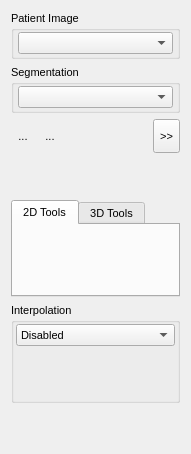
MITK/MITK, file Plugins/org.mitk.gui.qt.multilabelsegmentation/src/internal/QmitkMultiLabelSegmentationControls.ui: the form before one commit.
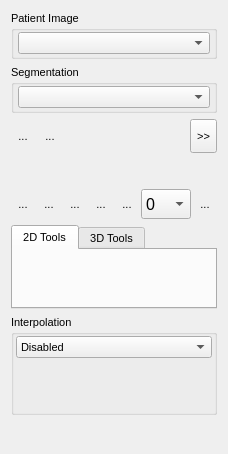
The form after the commit. Icons and pictures are not drawn. Custom widgets are drawn as their Qt base class.

Commit message: LabelSetImage actions moved to MultilabelSegmentationView LabelSetTableWidget functionallity moved to LabelSetWidget

```diff
--- a/Plugins/org.mitk.gui.qt.multilabelsegmentation/src/internal/QmitkMultiLabelSegmentationControls.ui
+++ b/Plugins/org.mitk.gui.qt.multilabelsegmentation/src/internal/QmitkMultiLabelSegmentationControls.ui
@@ -239,6 +239,209 @@
      </property>
     </widget>
    </item>
+   <item>
+    <layout class="QHBoxLayout" name="horizontalLayout">
+     <property name="spacing">
+      <number>2</number>
+     </property>
+     <property name="sizeConstraint">
+      <enum>QLayout::SetDefaultConstraint</enum>
+     </property>
+     <item>
+      <widget class="QToolButton" name="m_btDeactivateTool">
+       <property name="toolTip">
+        <string>Disable the active tool</string>
+       </property>
+       <property name="text">
+        <string>...</string>
+       </property>
+       <property name="icon">
+        <iconset resource="../resources/SegmentationUI.qrc">
+         <normaloff>:/Qmitk/SegmentationInteractor_48x48.png</normaloff>:/Qmitk/SegmentationInteractor_48x48.png</iconset>
+       </property>
+       <property name="iconSize">
+        <size>
+         <width>28</width>
+         <height>28</height>
+        </size>
+       </property>
+       <property name="checkable">
+        <bool>false</bool>
+       </property>
+       <property name="autoRaise">
+        <bool>true</bool>
+       </property>
+      </widget>
+     </item>
+     <item>
+      <widget class="QToolButton" name="m_btLockExterior">
+       <property name="toolTip">
+        <string>Lock/Unlock exterior</string>
+       </property>
+       <property name="text">
+        <string>...</string>
+       </property>
+       <property name="icon">
+        <iconset resource="../resources/SegmentationUI.qrc">
+         <normaloff>:/Qmitk/UnlockExterior_48x48.png</normaloff>
+         <normalon>:/Qmitk/LockExterior_48x48.png</normalon>:/Qmitk/UnlockExterior_48x48.png</iconset>
+       </property>
+       <property name="iconSize">
+        <size>
+         <width>28</width>
+         <height>28</height>
+        </size>
+       </property>
+       <property name="checkable">
+        <bool>true</bool>
+       </property>
+       <property name="autoRaise">
+        <bool>true</bool>
+       </property>
+      </widget>
+     </item>
+     <item>
+      <widget class="QToolButton" name="m_btAddLayer">
+       <property name="toolTip">
+        <string>Add a layer to the current segmentation session</string>
+       </property>
+       <property name="text">
+        <string>...</string>
+       </property>
+       <property name="icon">
+        <iconset resource="../resources/SegmentationUI.qrc">
+         <normaloff>:/Qmitk/AddLayer_48x48.png</normaloff>:/Qmitk/AddLayer_48x48.png</iconset>
+       </property>
+       <property name="iconSize">
+        <size>
+         <width>28</width>
+         <height>28</height>
+        </size>
+       </property>
+       <property name="autoRaise">
+        <bool>true</bool>
+       </property>
+      </widget>
+     </item>
+     <item>
+      <widget class="QToolButton" name="m_btDeleteLayer">
+       <property name="toolTip">
+        <string>Delete the active layer</string>
+       </property>
+       <property name="text">
+        <string>...</string>
+       </property>
+       <property name="icon">
+        <iconset resource="../resources/SegmentationUI.qrc">
+         <normaloff>:/Qmitk/DeleteLayer_48x48.png</normaloff>:/Qmitk/DeleteLayer_48x48.png</iconset>
+       </property>
+       <property name="iconSize">
+        <size>
+         <width>28</width>
+         <height>28</height>
+        </size>
+       </property>
+       <property name="autoRaise">
+        <bool>true</bool>
+       </property>
+      </widget>
+     </item>
+     <item>
+      <widget class="QToolButton" name="m_btPreviousLayer">
+       <property name="toolTip">
+        <string>Change to the previous available layer</string>
+       </property>
+       <property name="text">
+        <string>...</string>
+       </property>
+       <property name="icon">
+        <iconset resource="../resources/SegmentationUI.qrc">
+         <normaloff>:/Qmitk/PreviousLayer_48x48.png</normaloff>:/Qmitk/PreviousLayer_48x48.png</iconset>
+       </property>
+       <property name="iconSize">
+        <size>
+         <width>28</width>
+         <height>28</height>
+        </size>
+       </property>
+       <property name="autoRaise">
+        <bool>true</bool>
+       </property>
+      </widget>
+     </item>
+     <item>
+      <widget class="QComboBox" name="m_cbActiveLayer">
+       <property name="sizePolicy">
+        <sizepolicy hsizetype="Preferred" vsizetype="Fixed">
+         <horstretch>0</horstretch>
+         <verstretch>0</verstretch>
+        </sizepolicy>
+       </property>
+       <property name="minimumSize">
+        <size>
+         <width>50</width>
+         <height>30</height>
+        </size>
+       </property>
+       <property name="maximumSize">
+        <size>
+         <width>40</width>
+         <height>30</height>
+        </size>
+       </property>
+       <property name="font">
+        <font>
+         <pointsize>12</pointsize>
+        </font>
+       </property>
+       <property name="toolTip">
+        <string>Switch to a layer</string>
+       </property>
+       <item>
+        <property name="text">
+         <string>0</string>
+        </property>
+       </item>
+      </widget>
+     </item>
+     <item>
+      <widget class="QToolButton" name="m_btNextLayer">
+       <property name="toolTip">
+        <string>Change to the next available layer</string>
+       </property>
+       <property name="text">
+        <string>...</string>
+       </property>
+       <property name="icon">
+        <iconset resource="../resources/SegmentationUI.qrc">
+         <normaloff>:/Qmitk/NextLayer_48x48.png</normaloff>:/Qmitk/NextLayer_48x48.png</iconset>
+       </property>
+       <property name="iconSize">
+        <size>
+         <width>28</width>
+         <height>28</height>
+        </size>
+       </property>
+       <property name="autoRaise">
+        <bool>true</bool>
+       </property>
+      </widget>
+     </item>
+     <item>
+      <spacer name="horizontalSpacer">
+       <property name="orientation">
+        <enum>Qt::Horizontal</enum>
+       </property>
+       <property name="sizeHint" stdset="0">
+        <size>
+         <width>0</width>
+         <height>20</height>
+        </size>
+       </property>
+      </spacer>
+     </item>
+    </layout>
+   </item>
    <item>
     <widget class="QTabWidget" name="m_tw2DTools">
      <property name="sizePolicy">
```
The commit also changes 5 other files.
